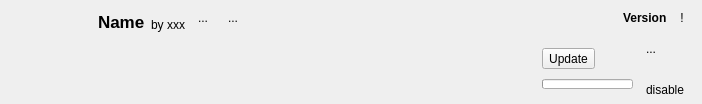
The window that src/ui/local/localmoditemwidget.ui (kaniol-lck/modmanager) describes before a commit, drawn with Qt 5.
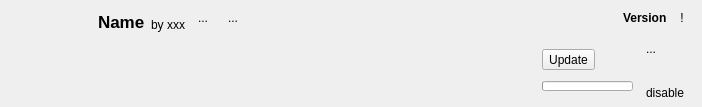
The same window after the commit. Icons and pictures are not drawn. Custom widgets are drawn as their Qt base class.

Patch:
```diff
--- a/src/ui/local/localmoditemwidget.ui
+++ b/src/ui/local/localmoditemwidget.ui
@@ -7,7 +7,7 @@
     <x>0</x>
     <y>0</y>
     <width>702</width>
-    <height>104</height>
+    <height>107</height>
    </rect>
   </property>
   <layout class="QGridLayout" name="gridLayout">
```
Left out of the diff: 20 changed lines with no effect on the pictures.
